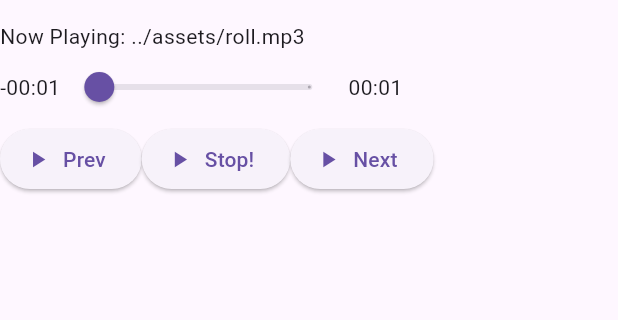
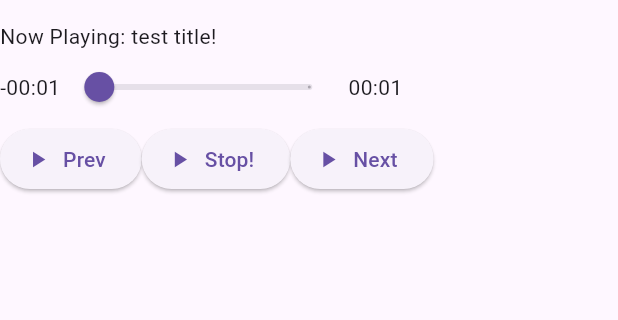
Before and after one commit to snacksbro/symphony, a Flutter app: the screen it shows after launch, after a tap on "Prev", on a phone screen of 412 x 824 dp, the part 63-383 px from its top. Run offline on Flutter 3.47's test engine with Material 3 defaults, Android fonts, the phone set to English and light mode, and no system bars; our stand-ins replace audioplayers.

Commit message:
feat(metadata): Add in-progress metadata parsing This is for MP3 files

```diff
--- a/lib/main.dart
+++ b/lib/main.dart
@@ -15,6 +15,7 @@ class _MyAppState extends State<MyApp> {
   // State variables
   int queueIndex = 0;
   List<String> currentQueue = [
+    "../assets/bees.mp3",
     "../assets/roll.mp3",
     "../assets/all_star.mp3",
     "../assets/baby_shark.mp3",
--- /dev/null
+++ b/lib/src/parse_metadata.dart
@@ -0,0 +1,48 @@
+import 'package:flutter/services.dart' show rootBundle;
+import 'dart:typed_data';
+import 'dart:convert';
+
+int headerCharCount = 500;
+
+class MetaObject {
+  String songPath;
+
+  MetaObject(this.songPath) {}
+
+  String getTitle() {
+    return "test title!";
+  }
+
+  Future<Uint8List> loadSong() async {
+    ByteData data = await rootBundle.load(songPath);
+    Uint8List songData = data.buffer.asUint8List();
+
+    // Convert the data to UTF-8 encoding
+    // String decodedData = utf8.decode(songData);
+    // Uint8List utf8EncodedData = utf8.encode(decodedData);
+    getHeader(songData);
+    return data.buffer.asUint8List();
+  }
+
+  void getHeader(Uint8List oggData) {
+    List<int> header = oggData.sublist(0, headerCharCount);
+    String decoded_header = latin1.decode(header);
+    print(decoded_header);
+    List<String> album_arr = decoded_header.split("TALB");
+    List<String> artist_arr = album_arr[1].split("TPE1");
+    String song_album = artist_arr[0];
+    List<String> title_arr = artist_arr[1].split("TIT2");
+    String song_artist = title_arr[0];
+    List<String> newline_arr = title_arr[1].split("TSSE");
+    String song_title = newline_arr[0];
+    print("TITLE IS " + song_title);
+    print("ALBUM IS " + song_album);
+    print("ARTIST IS " + song_artist);
+    // Preceeds ^C for chars? May be how to fix the title
+  }
+
+  String getFormat() {
+    // TODO: Make this handle multiple periods in filename
+    return songPath.split(".")[1];
+  }
+}
--- a/lib/src/song_info.dart
+++ b/lib/src/song_info.dart
@@ -1,4 +1,5 @@
 import 'package:flutter/material.dart';
+import 'package:foo/src/parse_metadata.dart';
 
 class SongInfo extends StatefulWidget {
   final String songTitle;
@@ -10,6 +11,10 @@ class SongInfo extends StatefulWidget {
 
 class _SongInfoState extends State<SongInfo> {
   Widget build(BuildContext context) {
-    return Row(children: <Widget>[Text('Now Playing: ${widget.songTitle}')]);
+    MetaObject realTitle = new MetaObject(widget.songTitle);
+    realTitle.loadSong();
+    // return Row(children: <Widget>[Text('Now Playing: ${widget.songTitle}')]);
+    return Row(
+        children: <Widget>[Text('Now Playing: ${realTitle.getTitle()}')]);
   }
 }
```
